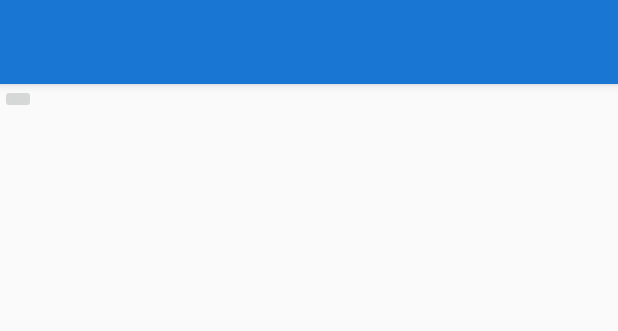
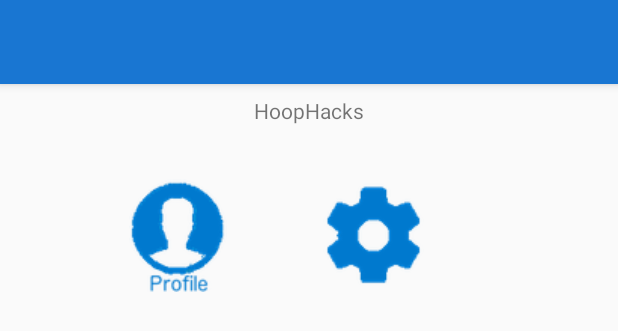
Before and after one commit to LauraDouglas24/HoopHacksApp, an Android app: the layout activity_menu.xml on its own in the app's theme, with its tools: preview values and no code run, on a phone screen of 412 x 824 dp. Shown: the top 331 px of the screen. Run offline under Robolectric (Android 15) with nearby library versions, the light colour scheme and no system bars.

Commit message:
Addded Menu and edited images

```diff
--- a/app/src/main/java/com/hoophacks/hoophacks3/Login.java
+++ b/app/src/main/java/com/hoophacks/hoophacks3/Login.java
@@ -5,6 +5,7 @@ import android.os.Bundle;
 import android.support.annotation.NonNull;
 import android.support.v7.app.AppCompatActivity;
 import android.support.v7.widget.Toolbar;
+import android.view.Menu;
 import android.view.View;
 import android.widget.Button;
 import android.widget.EditText;
--- a/app/src/main/java/com/hoophacks/hoophacks3/Settings.java
+++ b/app/src/main/java/com/hoophacks/hoophacks3/Settings.java
@@ -23,7 +23,7 @@ public class Settings extends AppCompatActivity {
 
     @Override
     public boolean onCreateOptionsMenu(Menu menu) {
-        // Inflate the menu; this adds items to the action bar if it is present.
+        // Inflate the MainMenu; this adds items to the action bar if it is present.
         getMenuInflater().inflate(R.menu.menu_settings, menu);
         return true;
     }
--- a/app/src/main/java/com/hoophacks/hoophacks3/SkillAreas.java
+++ b/app/src/main/java/com/hoophacks/hoophacks3/SkillAreas.java
@@ -23,7 +23,7 @@ public class SkillAreas extends AppCompatActivity {
 
     @Override
     public boolean onCreateOptionsMenu(Menu menu) {
-        // Inflate the menu; this adds items to the action bar if it is present.
+        // Inflate the MainMenu; this adds items to the action bar if it is present.
         getMenuInflater().inflate(R.menu.menu_skill_areas, menu);
         return true;
     }
--- a/app/src/main/java/com/hoophacks/hoophacks3/UserProfile.java
+++ b/app/src/main/java/com/hoophacks/hoophacks3/UserProfile.java
@@ -105,7 +105,7 @@ public class UserProfile extends AppCompatActivity implements View.OnClickListen
 
     @Override
     public boolean onCreateOptionsMenu(Menu menu) {
-        // Inflate the menu; this adds items to the action bar if it is present.
+        // Inflate the MainMenu; this adds items to the action bar if it is present.
         getMenuInflater().inflate(R.menu.menu_user_profile, menu);
         return true;
     }
--- a/app/src/main/res/layout/activity_menu.xml
+++ b/app/src/main/res/layout/activity_menu.xml
@@ -4,7 +4,7 @@
     xmlns:tools="http://schemas.android.com/tools"
     android:layout_width="match_parent"
     android:layout_height="match_parent"
-    tools:context="com.hoophacks.hoophacks3.menu">
+    tools:context="com.hoophacks.hoophacks3.MainMenu">
 
     <android.support.design.widget.AppBarLayout
         android:layout_width="match_parent"
--- a/app/src/main/res/layout/content_menu.xml
+++ b/app/src/main/res/layout/content_menu.xml
@@ -5,20 +5,50 @@
     android:layout_width="match_parent"
     android:layout_height="match_parent"
     app:layout_behavior="@string/appbar_scrolling_view_behavior"
-    tools:context="com.hoophacks.hoophacks3.menu"
-    tools:showIn="@layout/activity_menu">
+    tools:context="com.hoophacks.hoophacks3.MainMenu">
 
     <RelativeLayout
         android:layout_width="match_parent"
-        android:layout_height="match_parent">
+        android:layout_height="match_parent"
+        android:layout_marginTop="8dp"
+    >
+        <TextView
+            android:id="@+id/menuTitle"
+            android:layout_width="match_parent"
+            android:layout_height="wrap_content"
+            android:gravity="center"
+            android:text="HoopHacks"/>
 
-        <GridLayout
-        android:layout_width="wrap_content"
-        android:layout_height="wrap_content">
+        <RelativeLayout
+            android:layout_width="match_parent"
+            android:layout_height="wrap_content"
+            android:gravity="center">
 
-        <ImageButton
-            android:layout_width="wrap_content"
-            android:layout_height="wrap_content" />
-    </GridLayout>
+            <GridLayout
+                android:layout_width="300dp"
+                android:layout_height="400dp"
+                android:layout_marginTop="25dp"
+                >
+
+                <ImageButton
+                    android:id="@+id/ibUserProfile"
+                    android:layout_width="wrap_content"
+                    android:layout_height="wrap_content"
+                    android:layout_column="0"
+                    android:layout_row="0"
+                    android:background="@drawable/contact"
+                    android:layout_margin="30dp"
+                    />
+
+                <ImageButton
+                    android:id="@+id/ibSettings"
+                    android:layout_width="wrap_content"
+                    android:layout_height="wrap_content"
+                    android:layout_column="1"
+                    android:layout_row="0"
+                    android:background="@drawable/settingsicon"
+                    android:layout_margin="30dp"/>
+            </GridLayout>
+        </RelativeLayout>
     </RelativeLayout>
 </android.support.constraint.ConstraintLayout>
--- a/app/src/main/res/mipmap-anydpi-v26/ic_launcher.xml
+++ b/app/src/main/res/mipmap-anydpi-v26/ic_launcher.xml
@@ -1,5 +1,5 @@
 <?xml version="1.0" encoding="utf-8"?>
 <adaptive-icon xmlns:android="http://schemas.android.com/apk/res/android">
-    <background android:drawable="@drawable/hoophackslogoicon" />
-    <foreground android:drawable="@drawable/hoophackslogoicon" />
+    <background android:drawable="@drawable/ic_launcher_background" />
+    <foreground android:drawable="@drawable/ic_launcher_foreground" />
 </adaptive-icon>
--- a/app/src/main/res/mipmap-anydpi-v26/ic_launcher_round.xml
+++ b/app/src/main/res/mipmap-anydpi-v26/ic_launcher_round.xml
@@ -1,5 +1,5 @@
 <?xml version="1.0" encoding="utf-8"?>
 <adaptive-icon xmlns:android="http://schemas.android.com/apk/res/android">
-    <background android:drawable="@drawable/hoophackslogoicon" />
-    <foreground android:drawable="@drawable/hoophackslogoicon" />
+    <background android:drawable="@drawable/ic_launcher_background" />
+    <foreground android:drawable="@drawable/ic_launcher_foreground" />
 </adaptive-icon>
```
Also changed, not shown: app/src/main/AndroidManifest.xml (+8 -0 lines), app/src/main/java/com/hoophacks/hoophacks3/MainMenu.java (added, +22 -0 lines), app/src/main/res/drawable/contact.png, app/src/main/res/drawable/hoophackslogoicon.png, app/src/main/res/drawable/settingsicon.png (added).
